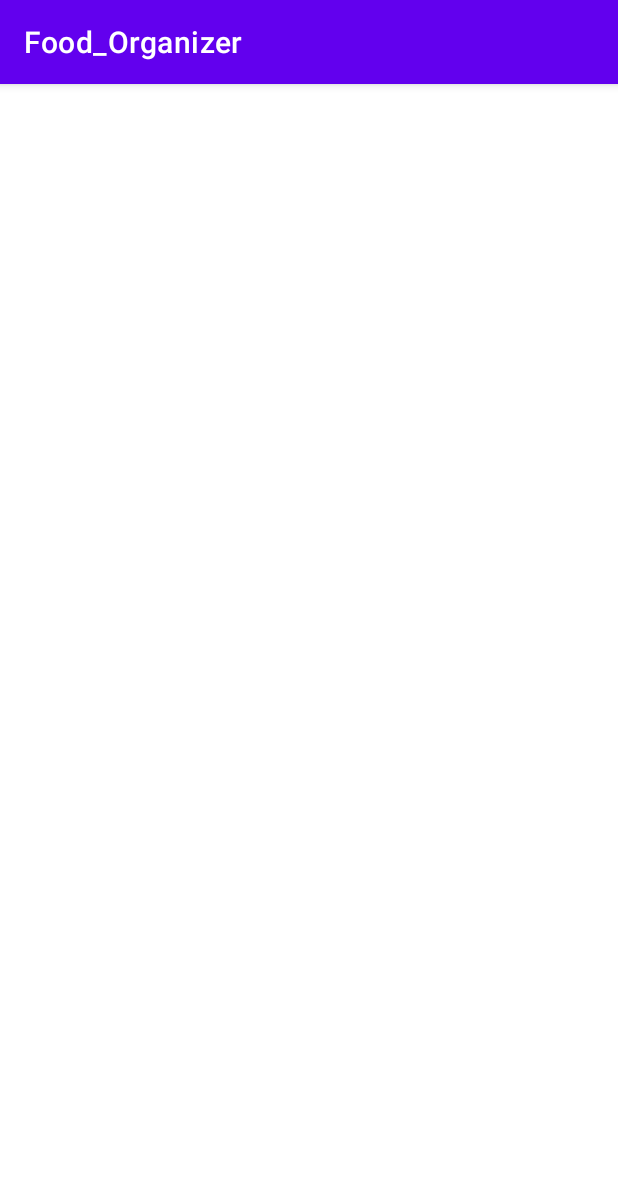
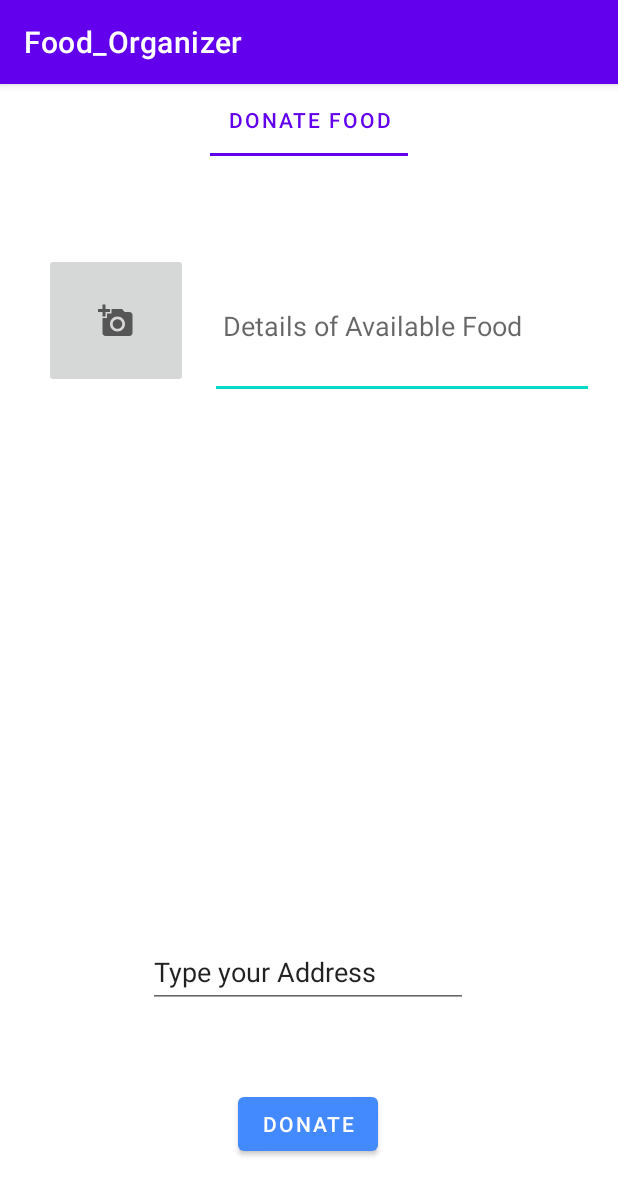
Before and after one commit to mycs2635/Food_Organizer-2, an Android app: the Donation screen opened directly, with no data from a screen before it, on a phone screen of 412 x 824 dp. Shown: the top 1195 px of the screen. Run offline under Robolectric (Android 15) with nearby library versions, the phone set to English and light mode, and no system bars.

Commit message:
donation updated

```diff
--- a/app/build.gradle
+++ b/app/build.gradle
@@ -42,6 +42,7 @@ dependencies {
     implementation 'com.github.bumptech.glide:glide:4.12.0'
     implementation 'com.google.firebase:firebase-database:20.0.1'
     implementation 'com.google.firebase:firebase-auth:21.0.1'
+    implementation 'com.google.android.gms:play-services-maps:17.0.1'
     annotationProcessor 'com.github.bumptech.glide:compiler:4.12.0'
     testImplementation 'junit:junit:4.+'
     androidTestImplementation 'androidx.test.ext:junit:1.1.3'
--- a/app/src/main/res/layout/activity_donation.xml
+++ b/app/src/main/res/layout/activity_donation.xml
@@ -6,4 +6,81 @@
     android:layout_height="match_parent"
     tools:context=".Donation">
 
+    <com.google.android.material.tabs.TabLayout
+        android:id="@+id/tabLayout"
+        android:layout_width="match_parent"
+        android:layout_height="wrap_content"
+        app:layout_constraintBottom_toBottomOf="parent"
+        app:layout_constraintEnd_toEndOf="parent"
+        app:layout_constraintHorizontal_bias="0.0"
+        app:layout_constraintStart_toStartOf="parent"
+        app:layout_constraintTop_toTopOf="parent"
+        app:layout_constraintVertical_bias="0.0">
+
+        <com.google.android.material.tabs.TabItem
+            android:layout_width="wrap_content"
+            android:layout_height="wrap_content"
+            android:text="Donate Food" />
+
+    </com.google.android.material.tabs.TabLayout>
+
+    <ImageButton
+        android:id="@+id/bt_img"
+        android:layout_width="96dp"
+        android:layout_height="90dp"
+        android:clickable="true"
+        app:layout_constraintBottom_toBottomOf="parent"
+        app:layout_constraintEnd_toEndOf="parent"
+        app:layout_constraintHorizontal_bias="0.092"
+        app:layout_constraintStart_toStartOf="parent"
+        app:layout_constraintTop_toBottomOf="@+id/tabLayout"
+        app:layout_constraintVertical_bias="0.103"
+        app:srcCompat="@drawable/ic_baseline_add_a_photo_24"
+        tools:ignore="VectorDrawableCompat,SpeakableTextPresentCheck" />
+
+    <EditText
+        android:id="@+id/ed_food_details"
+        android:layout_width="256dp"
+        android:layout_height="97dp"
+        android:ems="10"
+        android:hint=" Details of Available Food"
+        android:inputType="textPostalAddress"
+        android:textColor="@color/black"
+        app:layout_constraintBottom_toBottomOf="parent"
+        app:layout_constraintEnd_toEndOf="parent"
+        app:layout_constraintHorizontal_bias="0.896"
+        app:layout_constraintStart_toStartOf="parent"
+        app:layout_constraintTop_toBottomOf="@+id/tabLayout"
+        app:layout_constraintVertical_bias="0.104" />
+
+    <EditText
+        android:id="@+id/ed_address"
+        android:layout_width="wrap_content"
+        android:layout_height="wrap_content"
+        android:height="50dp"
+        android:ems="10"
+        android:inputType="textPersonName"
+        android:minHeight="48dp"
+        android:text="Type your Address"
+        app:layout_constraintBottom_toBottomOf="parent"
+        app:layout_constraintEnd_toEndOf="parent"
+        app:layout_constraintHorizontal_bias="0.497"
+        app:layout_constraintStart_toStartOf="parent"
+        app:layout_constraintTop_toBottomOf="@+id/tabLayout"
+        app:layout_constraintVertical_bias="0.774" />
+
+    <Button
+        android:id="@+id/bt_donate"
+        android:layout_width="wrap_content"
+        android:layout_height="wrap_content"
+        android:text="Donate"
+        app:backgroundTint="#448AFF"
+        app:iconTint="#FF6E40"
+        app:layout_constraintBottom_toBottomOf="parent"
+        app:layout_constraintEnd_toEndOf="parent"
+        app:layout_constraintHorizontal_bias="0.498"
+        app:layout_constraintStart_toStartOf="parent"
+        app:layout_constraintTop_toBottomOf="@+id/tabLayout"
+        app:layout_constraintVertical_bias="0.925" />
+
 </androidx.constraintlayout.widget.ConstraintLayout>
```
